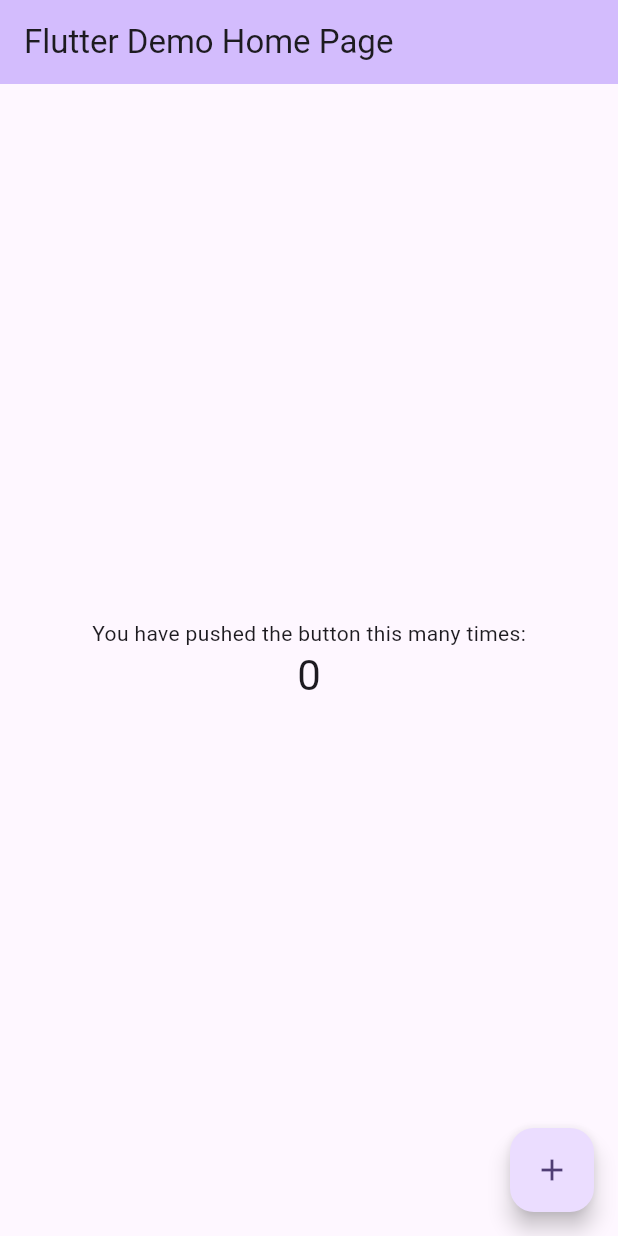
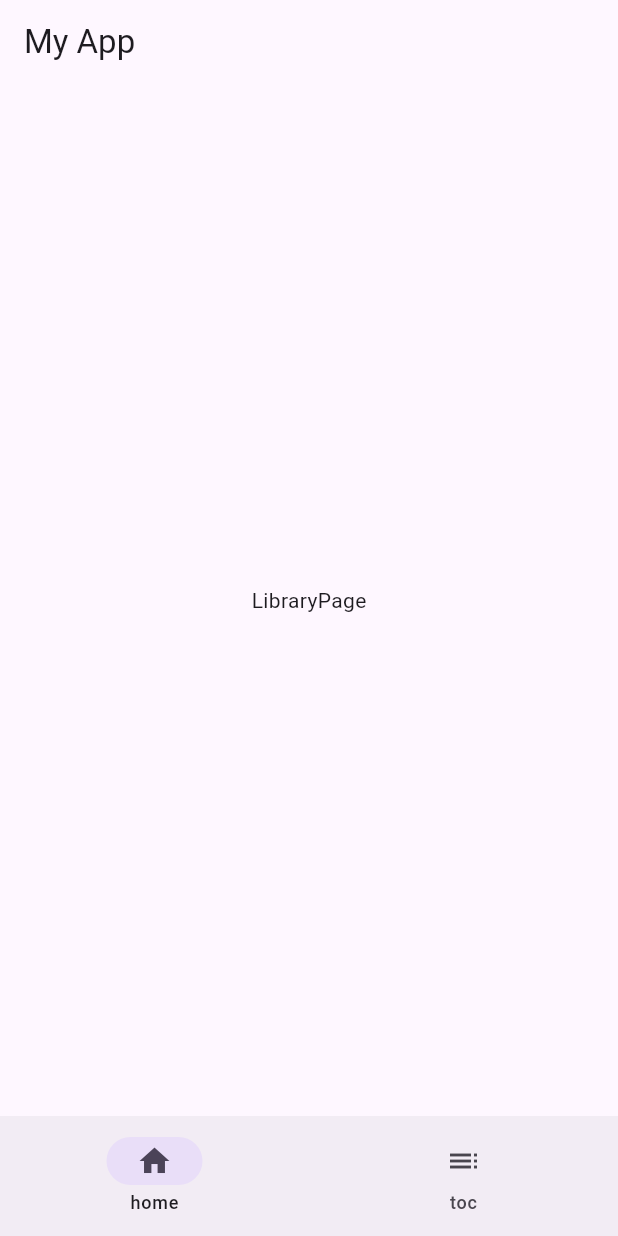
Before and after one commit to Amorphteam/ketub_platform, a Flutter app: the screen it shows after launch, on a phone screen of 412 x 824 dp. Run offline on Flutter 3.47's test engine with Material 2 defaults, Android fonts, the phone set to English and light mode, and no system bars.

Commit message:
Create nav page

```diff
--- a/lib/main.dart
+++ b/lib/main.dart
@@ -1,4 +1,5 @@
 import 'package:flutter/material.dart';
+import 'package:ketub_platform/pages/nav_page.dart';
 
 void main() {
   runApp(const MyApp());
@@ -7,7 +8,6 @@ void main() {
 class MyApp extends StatelessWidget {
   const MyApp({super.key});
 
-  // This widget is the root of your application.
   @override
   Widget build(BuildContext context) {
     return MaterialApp(
@@ -17,95 +17,7 @@ class MyApp extends StatelessWidget {
         colorScheme: ColorScheme.fromSeed(seedColor: Colors.deepPurple),
         useMaterial3: true,
       ),
-      home: const MyHomePage(title: 'Flutter Demo Home Page'),
+      home:  NavPage(),
     );
   }
 }
-
-class MyHomePage extends StatefulWidget {
-  const MyHomePage({super.key, required this.title});
-
-  // This widget is the home page of your application. It is stateful, meaning
-  // that it has a State object (defined below) that contains fields that affect
-  // how it looks.
-
-  // This class is the configuration for the state. It holds the values (in this
-  // case the title) provided by the parent (in this case the App widget) and
-  // used by the build method of the State. Fields in a Widget subclass are
-  // always marked "final".
-
-  final String title;
-
-  @override
-  State<MyHomePage> createState() => _MyHomePageState();
-}
-
-class _MyHomePageState extends State<MyHomePage> {
-  int _counter = 0;
-
-  void _incrementCounter() {
-    setState(() {
-      // This call to setState tells the Flutter framework that something has
-      // changed in this State, which causes it to rerun the build method below
-      // so that the display can reflect the updated values. If we changed
-      // _counter without calling setState(), then the build method would not be
-      // called again, and so nothing would appear to happen.
-      _counter++;
-    });
-  }
-
-  @override
-  Widget build(BuildContext context) {
-    // This method is rerun every time setState is called, for instance as done
-    // by the _incrementCounter method above.
-    //
-    // The Flutter framework has been optimized to make rerunning build methods
-    // fast, so that you can just rebuild anything that needs updating rather
-    // than having to individually change instances of widgets.
-    return Scaffold(
-      appBar: AppBar(
-        // TRY THIS: Try changing the color here to a specific color (to
-        // Colors.amber, perhaps?) and trigger a hot reload to see the AppBar
-        // change color while the other colors stay the same.
-        backgroundColor: Theme.of(context).colorScheme.inversePrimary,
-        // Here we take the value from the MyHomePage object that was created by
-        // the App.build method, and use it to set our appbar title.
-        title: Text(widget.title),
-      ),
-      body: Center(
-        // Center is a layout widget. It takes a single child and positions it
-        // in the middle of the parent.
-        child: Column(
-          // Column is also a layout widget. It takes a list of children and
-          // arranges them vertically. By default, it sizes itself to fit its
-          // children horizontally, and tries to be as tall as its parent.
-          //
-          // Column has various properties to control how it sizes itself and
-          // how it positions its children. Here we use mainAxisAlignment to
-          // center the children vertically; the main axis here is the vertical
-          // axis because Columns are vertical (the cross axis would be
-          // horizontal).
-          //
-          // TRY THIS: Invoke "debug painting" (choose the "Toggle Debug Paint"
-          // action in the IDE, or press "p" in the console), to see the
-          // wireframe for each widget.
-          mainAxisAlignment: MainAxisAlignment.center,
-          children: <Widget>[
-            const Text(
-              'You have pushed the button this many times:',
-            ),
-            Text(
-              '$_counter',
-              style: Theme.of(context).textTheme.headlineMedium,
-            ),
-          ],
-        ),
-      ),
-      floatingActionButton: FloatingActionButton(
-        onPressed: _incrementCounter,
-        tooltip: 'Increment',
-        child: const Icon(Icons.add),
-      ), // This trailing comma makes auto-formatting nicer for build methods.
-    );
-  }
-}
--- /dev/null
+++ b/lib/pages/library_page.dart
@@ -0,0 +1,10 @@
+import 'package:flutter/material.dart';
+
+class LibraryPage extends StatelessWidget {
+  @override
+  Widget build(BuildContext context) {
+    return Center(
+      child: Text('LibraryPage'),
+    );
+  }
+}
--- /dev/null
+++ b/lib/pages/nav_page.dart
@@ -0,0 +1,45 @@
+import 'package:flutter/material.dart';
+import 'package:ketub_platform/pages/library_page.dart';
+import 'package:ketub_platform/pages/toc_page.dart';
+
+class NavPage extends StatefulWidget {
+  @override
+  _NavPageState createState() => _NavPageState();
+}
+
+class _NavPageState extends State<NavPage> {
+  int _currentIndex = 0;
+
+  final List<Widget> _pages = [
+    LibraryPage(),
+    TocPage(),
+  ];
+
+  @override
+  Widget build(BuildContext context) {
+    return Scaffold(
+      appBar: AppBar(
+        title: const Text('My App'),
+      ),
+      body: _pages[_currentIndex],
+      bottomNavigationBar: NavigationBar(
+        selectedIndex: _currentIndex,
+        onDestinationSelected: (index) {
+          setState(() {
+            _currentIndex = index;
+          });
+        },
+        destinations: const [
+          NavigationDestination(
+            icon: Icon(Icons.home),
+            label: 'home',
+          ),
+          NavigationDestination(
+            icon: Icon(Icons.toc),
+            label: 'toc',
+          ),
+        ],
+      ),
+    );
+  }
+}
--- /dev/null
+++ b/lib/pages/toc_page.dart
@@ -0,0 +1,10 @@
+import 'package:flutter/material.dart';
+
+class TocPage extends StatelessWidget {
+  @override
+  Widget build(BuildContext context) {
+    return Center(
+      child: Text('TocPage'),
+    );
+  }
+}
--- a/pubspec.yaml
+++ b/pubspec.yaml
@@ -30,6 +30,8 @@ environment:
 dependencies:
   flutter:
     sdk: flutter
+  flutter_bloc:
+
 
 
   # The following adds the Cupertino Icons font to your application.
```
Also changed, not shown: pubspec.lock.
